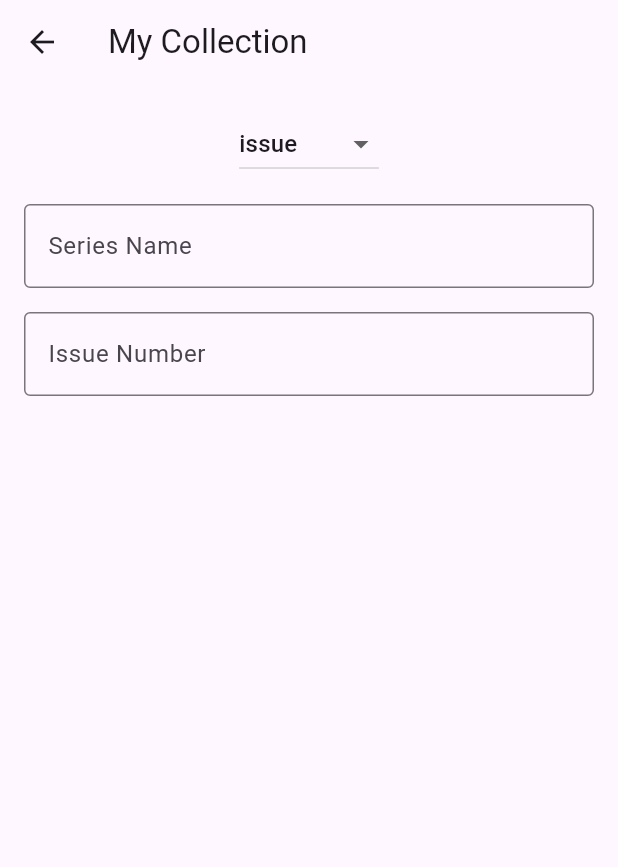
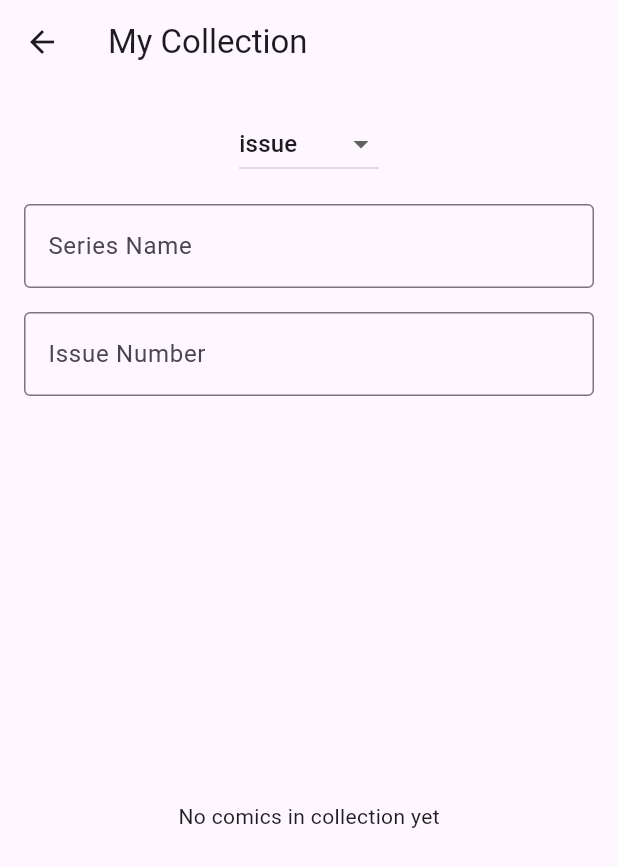
Before and after one commit to AydenHawkins/comicvault, a Flutter app: the UserCollectionScreen screen opened directly, on a phone screen of 412 x 824 dp. Shown: the top 867 px of the screen. Run offline on Flutter 3.47's test engine with Material 3 defaults, Android fonts, the phone set to English and light mode, and no system bars.

Commit message:
additions to user_collection_screen

```diff
--- a/comicvault/lib/screens/user_collection_screen.dart
+++ b/comicvault/lib/screens/user_collection_screen.dart
@@ -11,10 +11,14 @@ class UserCollectionScreen extends StatefulWidget {
 }
 
 class SearchScreenState extends State<UserCollectionScreen> {
-
   String _selectedCategory = 'issue';
   final TextEditingController _seriesController = TextEditingController();
   final TextEditingController _issueController = TextEditingController();
+
+  // These will be used once the screen is able to query the user's collection from the firestore
+  bool _isLoading = false;
+  String _errorMessage = '';
+  final List<dynamic> _searchResults = [];
 
   @override
   Widget build(BuildContext context) {
@@ -68,6 +72,24 @@ class SearchScreenState extends State<UserCollectionScreen> {
             ),
 
             SizedBox(height: 16),
+            Expanded(
+              child:
+                  _searchResults.isEmpty && !_isLoading
+                      ? Center(child: Text('No comics in collection yet'))
+                      : GridView.builder(
+                        gridDelegate: SliverGridDelegateWithFixedCrossAxisCount(
+                          crossAxisCount: 2,
+                          crossAxisSpacing: 10,
+                          mainAxisSpacing: 10,
+                          childAspectRatio: 0.6,
+                        ),
+                        itemCount: _searchResults.length,
+                        itemBuilder: (context, index) {
+                          final comic = _searchResults[index];
+                          return ComicCardV2(comic: comic);
+                        },
+                      ),
+            ),
           ],
         ),
       ),
```
